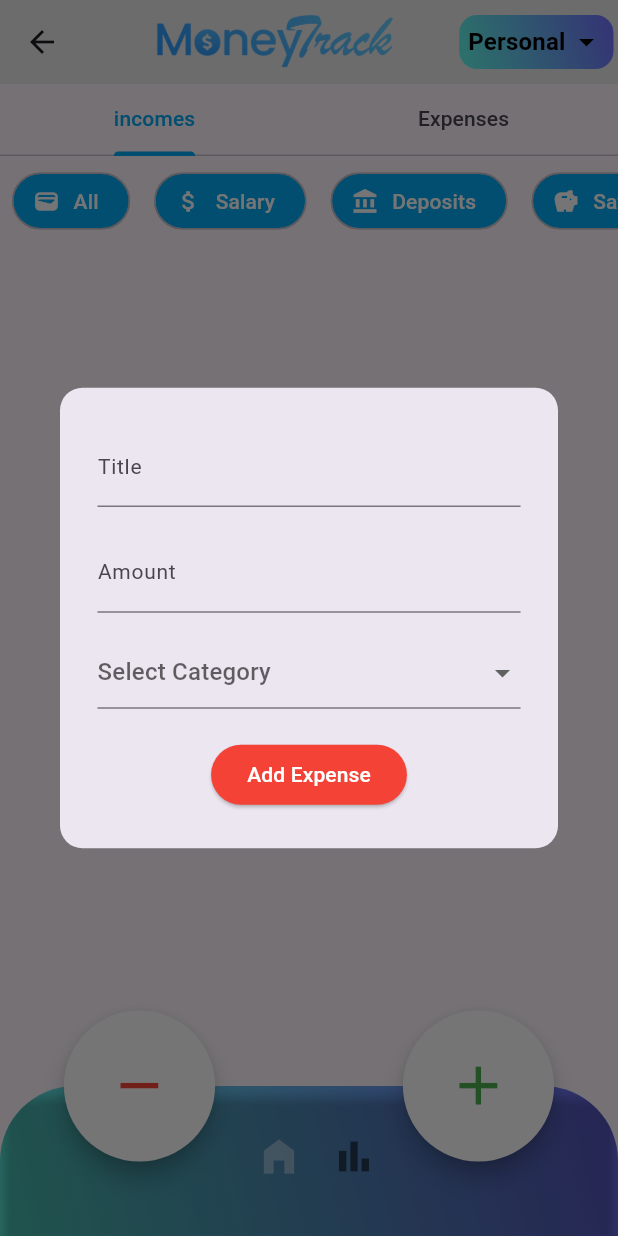
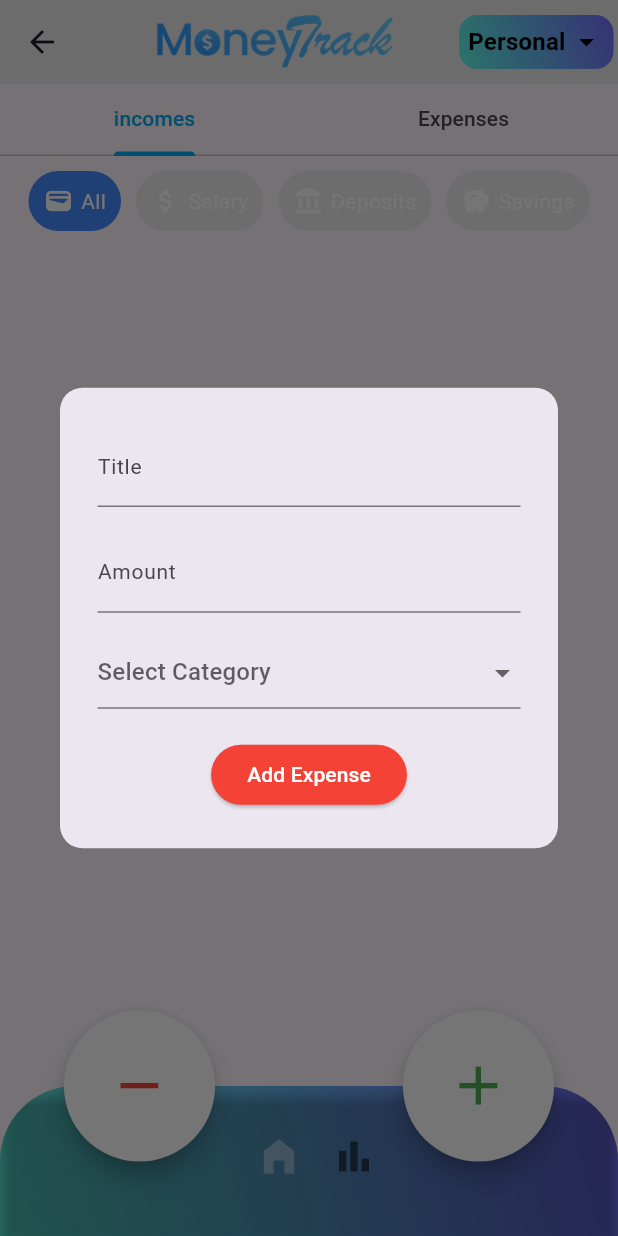
Before and after one commit to minu2003/Dual-Money-Tracker, a Flutter app: the income_expense screen opened directly, after a tap on the "remove" icon, on a phone screen of 412 x 824 dp. Run offline on Flutter 3.47's test engine with Material 3 defaults, Android fonts, the phone set to English and light mode, and no system bars; our stand-ins replace cloud_firestore, firebase_auth, firebase_core, fl_chart, google_sign_in; accounts and stored records are empty.

Commit message:
recent transaction/ income_expense update

```diff
--- a/lib/screens/view/income_expense/income_expemses.dart
+++ b/lib/screens/view/income_expense/income_expemses.dart
@@ -1,5 +1,8 @@
+import 'package:cloud_firestore/cloud_firestore.dart';
 import 'package:flutter/material.dart';
+import 'package:intl/intl.dart';
 import 'package:money_app/components/appbar.dart';
+import '../../../Provider/firestore_services.dart';
 import '../../../components/bottom_navbar.dart';
 import 'expense_add.dart';
 import 'income_add.dart';
@@ -13,8 +16,11 @@ class income_expense extends StatefulWidget {
 }
 
 class _income_expenseState extends State<income_expense> with SingleTickerProviderStateMixin{
+  final FirestoreService _firestoreService = FirestoreService();
   late TabController _tabController;
   String currentAccount = 'personal';
+  String selectedIncomeCategory = "All";
+  String selectedExpenseCategory = "All";
 
   void handleAccountChange(String account){
     setState(() {
@@ -46,13 +52,21 @@ class _income_expenseState extends State<income_expense> with SingleTickerProvid
     {"label": "Savings", "color": Colors.lightBlue, "icon": Icons.savings},
   ];
   final List<Map<String, dynamic>> expenses = [
-    {"label": "Health", "color": Colors.lightBlue, "icon": Icons.local_hospital},
+    {"label": "All", "color": Colors.lightBlue, "icon": Icons.wallet},
+    {"label": "Gas Filling", "color": Colors.lightBlue, "icon": Icons.local_gas_station},
     {"label": "Car", "color": Colors.lightBlue, "icon": Icons.directions_car},
     {"label": "Grocery", "color": Colors.lightBlue, "icon": Icons.shopping_cart},
+    {"label": "Dine In", "color": Colors.lightBlue, "icon": Icons.fastfood},
     {"label": "Bill", "color": Colors.lightBlue, "icon": Icons.receipt},
     {"label": "Communication", "color": Colors.lightBlue, "icon": Icons.phone},
+    {"label": "Travel", "color": Colors.lightBlue, "icon": Icons.flight},
+    {"label": "Health", "color": Colors.lightBlue, "icon": Icons.local_hospital},
+    {"label": "Entertainment", "color": Colors.lightBlue, "icon": Icons.tv},
     {"label": "House", "color": Colors.lightBlue, "icon": Icons.home},
     {"label": "Gift", "color": Colors.lightBlue, "icon": Icons.card_giftcard},
+    {"label": "Loan", "color": Colors.lightBlue, "icon": Icons.money},
+    {"label": "Cloths", "color": Colors.lightBlue, "icon": Icons.checkroom},
+    {"label": "Others", "color": Colors.lightBlue, "icon": Icons.category},
   ];
 
   @override
@@ -76,54 +90,10 @@ class _income_expenseState extends State<income_expense> with SingleTickerProvid
               child: TabBarView(
                 controller: _tabController,
                 children: [
-                  //income
-                  Column(
-                    crossAxisAlignment: CrossAxisAlignment.start,
-                    children: [
-                      SizedBox(
-                        height: 60,
-                        child: ListView.builder(
-                          scrollDirection: Axis.horizontal,
-                          itemCount: incomes.length,
-                          itemBuilder: (context, index) {
-                            final income = incomes[index];
-                            return Container(
-                              margin: const EdgeInsets.all(8.0),
-                              child: IncomeExpenseChip(
-                                label: income['label'],
-                                color: income['color'],
-                                icon: income['icon'],
-                              ),
-                            );
-                          },
-                        ),
-                      ),
-                    ],
-                  ),
-                  //expense
-                  Column(
-                    crossAxisAlignment: CrossAxisAlignment.start,
-                    children: [
-                      SizedBox(
-                        height: 60,
-                        child: ListView.builder(
-                          scrollDirection: Axis.horizontal,
-                          itemCount: expenses.length,
-                          itemBuilder: (context, index) {
-                            final expense = expenses[index];
-                            return Container(
-                              margin: const EdgeInsets.all(8.0),
-                              child: IncomeExpenseChip(
-                                label: expense['label'],
-                                color: expense['color'],
-                                icon: expense['icon'],
-                              ),
-                            );
-                          },
-                        ),
-                      ),
-                    ],
-                  ),
+                  buildTransactionList("income", selectedIncomeCategory, incomes,
+                          (category) => setState(() => selectedIncomeCategory = category)),
+                  buildTransactionList("expense", selectedExpenseCategory, expenses,
+                          (category) => setState(() => selectedExpenseCategory = category)),
                 ],
               ),
             ),
@@ -170,32 +140,122 @@ class _income_expenseState extends State<income_expense> with SingleTickerProvid
       ),
     );
   }
-}
-class IncomeExpenseChip extends StatelessWidget {
-  final String label;
-  final Color color;
-  final IconData icon;
+  Widget buildTransactionList(String type, String selectedCategory,
+      List<Map<String, dynamic>> categories, Function(String) onCategoryTap) {
+    return Column(
+      children: [
+        SizedBox(height: 10),
+        SingleChildScrollView(
+          scrollDirection: Axis.horizontal,
+          child: Row(
+            children: categories.map((category) {
+              return GestureDetector(
+                onTap: () => onCategoryTap(category["label"]),
+                child: Container(
+                  margin: EdgeInsets.symmetric(horizontal: 5),
+                  padding: EdgeInsets.all(10),
+                  decoration: BoxDecoration(
+                    color: selectedCategory == category["label"]
+                        ? Colors.blueAccent
+                        : Colors.grey[200],
+                    borderRadius: BorderRadius.circular(20),
+                  ),
+                  child: Row(
+                    children: [
+                      Icon(category["icon"], size: 20, color: Colors.white),
+                      SizedBox(width: 5),
+                      Text(category["label"], style: TextStyle(color: Colors.white)),
+                    ],
+                  ),
+                ),
+              );
+            }).toList(),
+          ),
+        ),
+        Expanded(
+          child: StreamBuilder<QuerySnapshot>(
+            stream: _firestoreService.getTransactions(),
+            builder: (context, snapshot) {
+              if (snapshot.connectionState == ConnectionState.waiting) {
+                return Center(child: CircularProgressIndicator());
+              }
+              if (snapshot.hasError) {
+                return Center(child: Text("Error: ${snapshot.error}"));
+              }
 
-  const IncomeExpenseChip({
-    super.key,
-    required this.label,
-    required this.color,
-    required this.icon,
-  });
+              final transactions = snapshot.data!.docs.where((doc) {
+                final data = doc.data() as Map<String, dynamic>;
+                return data['type'] == type &&
+                    (selectedCategory == "All" || data['category'] == selectedCategory);
+              }).toList();
 
-  @override
-  Widget build(BuildContext context) {
-    return Chip(
-      padding: const EdgeInsets.symmetric(horizontal: 12, vertical: 8),
-      avatar: Icon(icon, color: Colors.white, size: 18),
-      label: Text(
-        label,
-        style: const TextStyle(color: Colors.white),
-      ),
-      backgroundColor: color,
-      shape: RoundedRectangleBorder(
-        borderRadius: BorderRadius.circular(20),
-      ),
+              return ListView.builder(
+                itemCount: transactions.length,
+                itemBuilder: (context, index) {
+                  final transaction = transactions[index].data() as Map<String, dynamic>;
+                  final date = (transaction['date'] as Timestamp).toDate();
+                  final formattedDate =
+                  DateFormat("MMMM d, yyyy h:mm a").format(date);
+
+                  return Container(
+                    margin: EdgeInsets.symmetric(vertical: 5, horizontal: 10),
+                    padding: EdgeInsets.all(15),
+                    decoration: BoxDecoration(
+                      color: Colors.white,
+                      borderRadius: BorderRadius.circular(12),
+                      boxShadow: [
+                        BoxShadow(
+                          color: Colors.black12,
+                          blurRadius: 5,
+                          spreadRadius: 1,
+                        ),
+                      ],
+                    ),
+                    child: Row(
+                      mainAxisAlignment: MainAxisAlignment.spaceBetween,
+                      children: [
+                        Row(
+                          children: [
+                            CircleAvatar(
+                              backgroundColor: type == 'income'
+                                  ? Colors.green.withOpacity(0.1)
+                                  : Colors.red.withOpacity(0.1),
+                              child: Icon(
+                                type == 'income'
+                                    ? Icons.arrow_upward
+                                    : Icons.arrow_downward,
+                                color: type == 'income' ? Colors.green : Colors.red,
+                              ),
+                            ),
+                            SizedBox(width: 10),
+                            Column(
+                              crossAxisAlignment: CrossAxisAlignment.start,
+                              children: [
+                                Text(transaction['title'],
+                                    style: TextStyle(fontWeight: FontWeight.bold)),
+                                SizedBox(height: 5),
+                                Text(formattedDate,
+                                    style: TextStyle(color: Colors.grey, fontSize: 12)),
+                              ],
+                            ),
+                          ],
+                        ),
+                        Text(
+                          "${type == 'expense' ? '-' : '+'} LKR ${(transaction['amount'] ?? 0.0).toStringAsFixed(2)}",
+                          style: TextStyle(
+                            color: type == 'expense' ? Colors.red : Colors.green,
+                            fontWeight: FontWeight.bold,
+                          ),
+                        ),
+                      ],
+                    ),
+                  );
+                },
+              );
+            },
+          ),
+        ),
+      ],
     );
   }
 }
```
Also changed, not shown: lib/components/recent_transaction.dart (+12 -6 lines).
